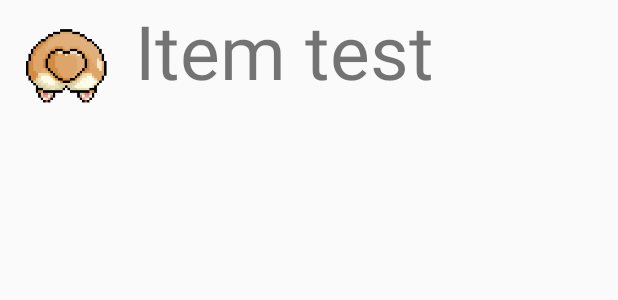
After one commit to WikiCloggy/wikiCloggy_Client, an Android app: the layout board_item.xml on its own in the app's theme, with its tools: preview values and no code run, on a phone screen of 412 x 824 dp. The commit adds this screen. Shown: the top 300 px of the screen. Run offline under Robolectric (Android 15) with nearby library versions, the phone set to English and light mode, and no system bars.

Commit message:
게시판 구현중

```diff
--- /dev/null
+++ b/app/src/main/res/layout/board_item.xml
@@ -0,0 +1,21 @@
+<?xml version="1.0" encoding="utf-8"?>
+<LinearLayout xmlns:android="http://schemas.android.com/apk/res/android"
+    xmlns:app="http://schemas.android.com/apk/res-auto"
+    android:layout_width="match_parent"
+    android:layout_height="match_parent"
+    android:orientation="horizontal">
+
+    <ImageView
+        android:id="@+id/imageView3"
+        android:layout_width="90dp"
+        android:layout_height="81dp"
+        app:srcCompat="@drawable/main_cloggy" />
+
+    <TextView
+        android:id="@+id/textView2"
+        android:layout_width="wrap_content"
+        android:layout_height="wrap_content"
+        android:text="Item test"
+        android:textSize="50dp" />
+
+</LinearLayout>
```
Also changed, not shown: app/src/main/res/layout/activity_board.xml (+62 -0 lines).
